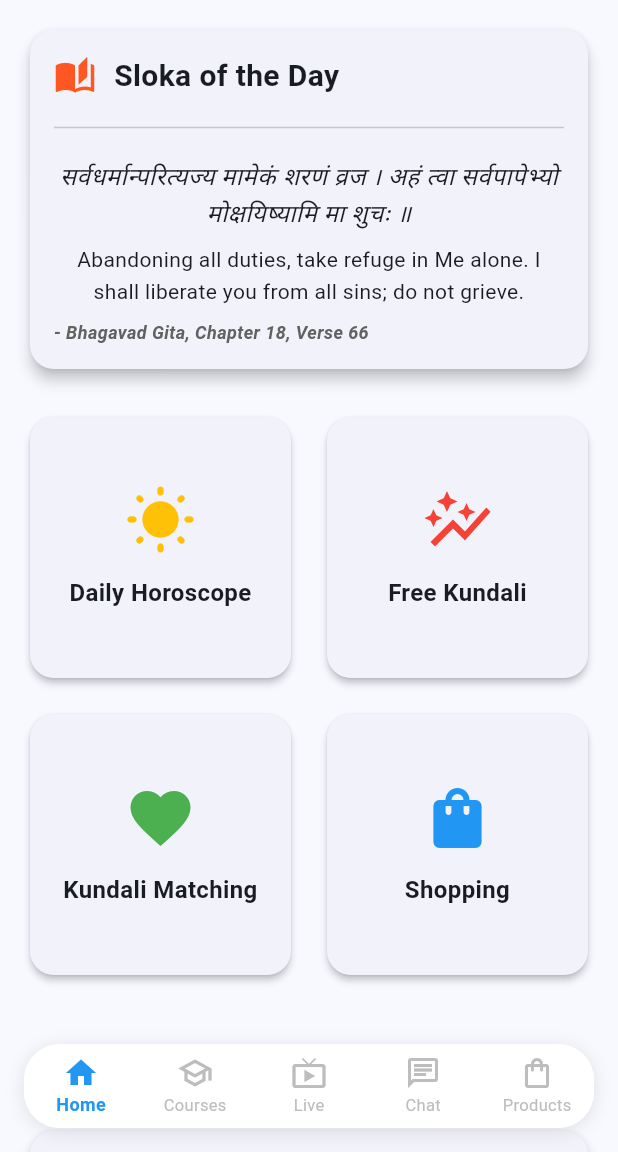
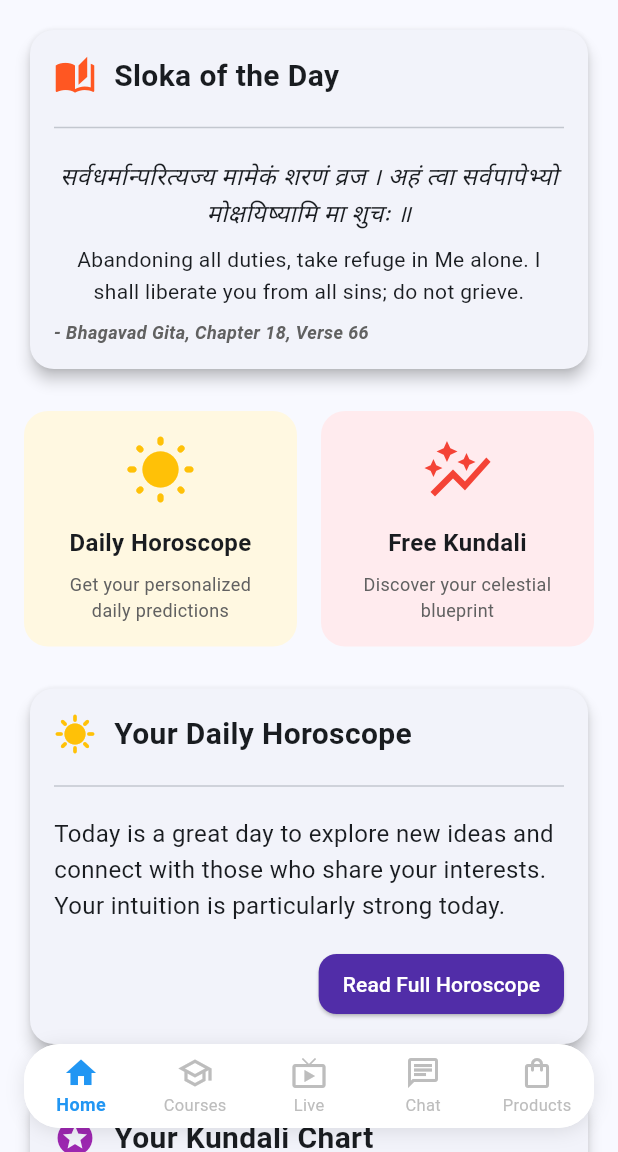
Before and after one commit to yaseenkhan7860/Mehnat_Majduri, a Flutter app: the UserHomeScreen screen opened by its route, on a phone screen of 412 x 824 dp, the part 84-1236 px from its top. Run offline on Flutter 3.47's test engine with Material 3 defaults, Android fonts, the light colour scheme and no system bars; our stand-ins replace cloud_firestore, cloud_functions, firebase_auth, firebase_core, flutter_secure_storage, flutter_svg and 2 more; accounts and stored records are empty.

Commit message:
Updated home screen with two main options (Horoscope and Kundali) sharing equal screen width

```diff
--- a/lib/user_app/screens/user_home_screen.dart
+++ b/lib/user_app/screens/user_home_screen.dart
@@ -145,7 +145,10 @@ class _UserHomeScreenState extends State<UserHomeScreen> {
   }
 }
 
-// Home content widget
+// Keys for scrolling to sections
+final _horoscopeKey = GlobalKey();
+final _kundaliKey = GlobalKey();
+
 class UserHomeContent extends StatelessWidget {
   const UserHomeContent({super.key});
 
@@ -216,53 +219,54 @@ class UserHomeContent extends StatelessWidget {
 
           const SizedBox(height: 24),
 
-          // Grid of features (2x2)
-          GridView.count(
-            physics: const NeverScrollableScrollPhysics(),
-            shrinkWrap: true,
-            crossAxisCount: 2,
-            crossAxisSpacing: 16,
-            mainAxisSpacing: 16,
+          // Two feature cards side by side
+          Row(
             children: [
-              _buildFeatureCard(
+              // Daily Horoscope Card - Left half
+              Expanded(
+                child: _buildFeatureCard(
                   'Daily Horoscope',
+                  'Get your personalized daily predictions',
                   Icons.wb_sunny_rounded,
                   Colors.amber,
+                  Colors.amber.shade50,
                   () {
-                  // Navigate to horoscope screen
+                    // Scroll to horoscope section
+                    Scrollable.ensureVisible(
+                      _horoscopeKey.currentContext!,
+                      duration: const Duration(milliseconds: 500),
+                      curve: Curves.easeInOut,
+                    );
                   },
                 ),
-              _buildFeatureCard(
+              ),
+              const SizedBox(width: 16),
+              // Free Kundali Card - Right half
+              Expanded(
+                child: _buildFeatureCard(
                   'Free Kundali',
+                  'Discover your celestial blueprint',
                   Icons.auto_graph,
                   Colors.red,
+                  Colors.red.shade50,
                   () {
-                  // Navigate to kundali screen
+                    // Scroll to kundali section
+                    Scrollable.ensureVisible(
+                      _kundaliKey.currentContext!,
+                      duration: const Duration(milliseconds: 500),
+                      curve: Curves.easeInOut,
+                    );
                   },
                 ),
-              _buildFeatureCard(
-                'Kundali Matching',
-                Icons.favorite,
-                Colors.green,
-                () {
-                  // Navigate to matching screen
-                },
-              ),
-              _buildFeatureCard(
-                'Shopping',
-                Icons.shopping_bag,
-                Colors.blue,
-                () {
-                  // Navigate to shopping screen
-                },
               ),
             ],
           ),
 
           const SizedBox(height: 24),
 
-          // Daily horoscope details card
+          // Daily horoscope details card with key for scrolling
           Card(
+            key: _horoscopeKey,
             elevation: 4,
             shape: RoundedRectangleBorder(
               borderRadius: BorderRadius.circular(16),
@@ -317,8 +321,9 @@ class UserHomeContent extends StatelessWidget {
 
           const SizedBox(height: 24),
 
-          // Kundali Card
+          // Kundali Card with key for scrolling
           Card(
+            key: _kundaliKey,
             elevation: 4,
             shape: RoundedRectangleBorder(
               borderRadius: BorderRadius.circular(16),
@@ -376,10 +381,10 @@ class UserHomeContent extends StatelessWidget {
     );
   }
 
-  Widget _buildFeatureCard(String title, IconData iconData, Color color, VoidCallback onTap) {
-    return Card(
-      elevation: 2,
-      shape: RoundedRectangleBorder(
+  Widget _buildFeatureCard(String title, String description, IconData iconData, Color iconColor, Color backgroundColor, VoidCallback onTap) {
+    return Container(
+      decoration: BoxDecoration(
+        color: backgroundColor,
         borderRadius: BorderRadius.circular(16),
       ),
       child: InkWell(
@@ -389,11 +394,12 @@ class UserHomeContent extends StatelessWidget {
           padding: const EdgeInsets.all(16.0),
           child: Column(
             mainAxisAlignment: MainAxisAlignment.center,
+            crossAxisAlignment: CrossAxisAlignment.center,
             children: [
               Icon(
                 iconData,
                 size: 48,
-                color: color,
+                color: iconColor,
               ),
               const SizedBox(height: 12),
               Text(
@@ -401,6 +407,15 @@ class UserHomeContent extends StatelessWidget {
                 style: const TextStyle(
                   fontSize: 16,
                   fontWeight: FontWeight.bold,
+                ),
+                textAlign: TextAlign.center,
+              ),
+              const SizedBox(height: 8),
+              Text(
+                description,
+                style: TextStyle(
+                  fontSize: 12,
+                  color: Colors.grey.shade700,
                 ),
                 textAlign: TextAlign.center,
               ),
```
Lines whose indentation alone changed are shown as unchanged.
